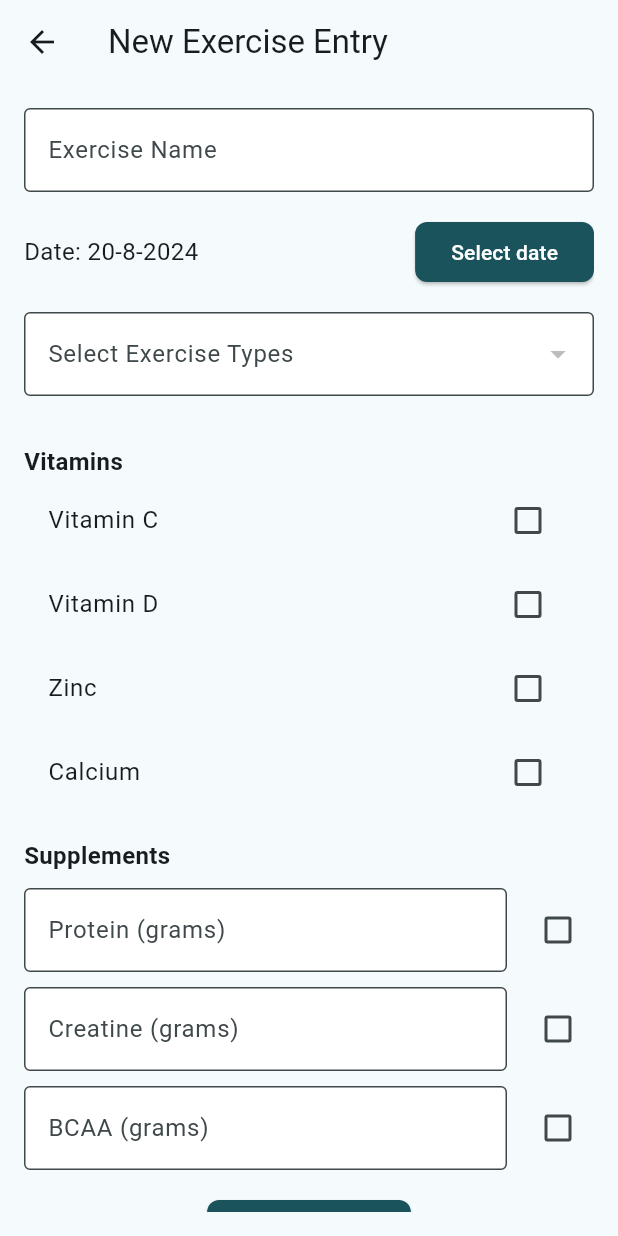
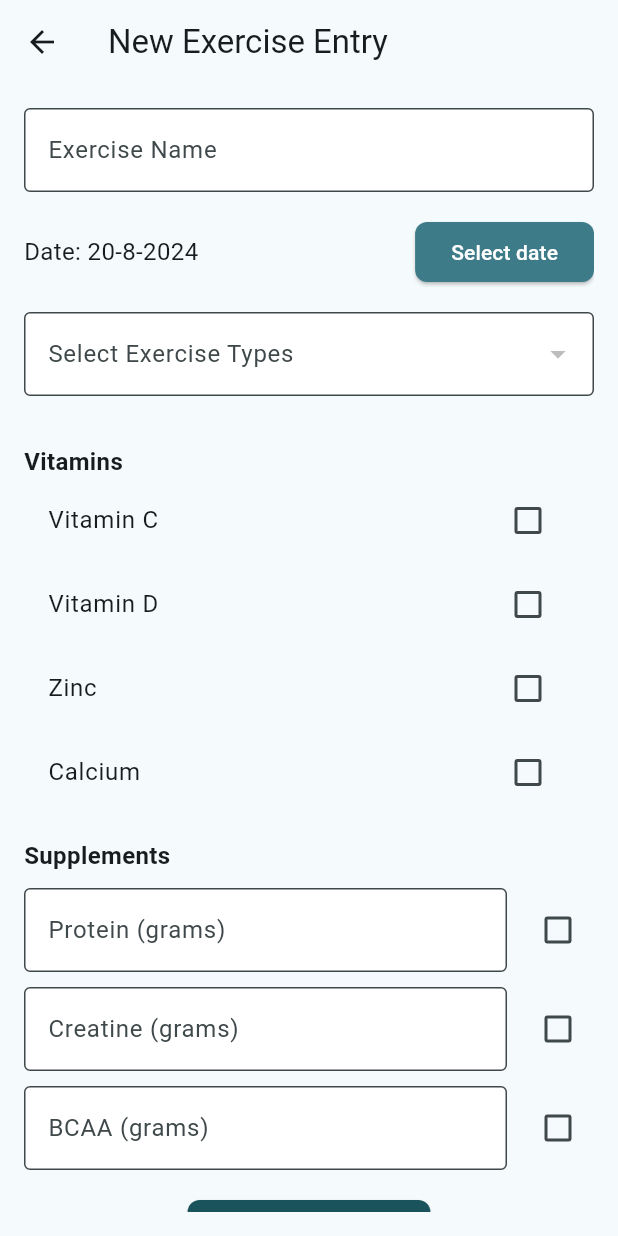
Before and after one commit to najjar77/MoveMetricsApp, a Flutter app: the HomeScreen screen opened by its route, item 2 of the bottom bar chosen, after a tap on the "add" icon, on a phone screen of 412 x 824 dp. Run offline on Flutter 3.47's test engine with Material 3 defaults, Android fonts, the phone set to English and light mode, and no system bars; our stand-ins replace cloud_firestore, firebase_auth, firebase_core, flutter_mobx, get_it, google_sign_in and 1 more; accounts and stored records are empty; generated files the repository leaves out were written again.

Commit message:
added new colors to the theme

```diff
--- a/lib/design/theme.dart
+++ b/lib/design/theme.dart
@@ -4,6 +4,7 @@ final ThemeData appTheme = ThemeData(
   useMaterial3: true,
   colorScheme: ColorScheme.fromSeed(
     seedColor: Color(0xFF1A535C),
+    secondary: Color(0xFF3E7B89),
   ),
   primaryColor: Color(0xFF1A535C),
   elevatedButtonTheme: ElevatedButtonThemeData(
--- a/lib/screens/exercise_form_screen.dart
+++ b/lib/screens/exercise_form_screen.dart
@@ -201,9 +201,17 @@ class _ExerciseFormScreenState extends State<ExerciseFormScreen> {
                 ),
                 const SizedBox(height: 16),
                 ElevatedButton(
-                  onPressed: _saveExercise,
-                  child: Text('Save Exercise'),
-                ),
+  onPressed: _saveExercise,
+  child: Row(
+    mainAxisSize: MainAxisSize.min, // Ensures the button shrinks to fit the content
+    children: [
+      Icon(Icons.check), // Add the save icon
+      SizedBox(width: 8), // Add some spacing between the icon and the text
+      Text('Save Exercise'),
+    ],
+  ),
+),
+
               ],
             ),
           ),
--- a/lib/screens/list_screen.dart
+++ b/lib/screens/list_screen.dart
@@ -14,6 +14,8 @@ class ListScreen extends StatelessWidget {
             onPressed: () {
               Navigator.pushNamed(context, '/exercise');
             },
+            backgroundColor: Theme.of(context).primaryColor, // Verwende die primäre Farbe aus dem Theme
+            foregroundColor: Colors.white, // Setze die Farbe des Icons auf Weiß
             child: Icon(Icons.add),
           ),
         ),
--- a/lib/widgets/exercise_form_section.dart
+++ b/lib/widgets/exercise_form_section.dart
@@ -37,6 +37,9 @@ class ExerciseFormSection extends StatelessWidget {
             ),
             ElevatedButton(
               onPressed: selectDateCallback,
+              style: ElevatedButton.styleFrom(
+                backgroundColor: Theme.of(context).colorScheme.secondary, // Setze die Hintergrundfarbe auf die sekundäre Farbe
+              ),
               child: const Text('Select date'),
             ),
           ],
```
